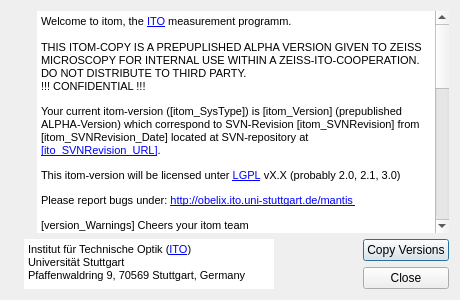
This is Qitom/ui/dialogAbout.ui in itom-project/itom as Qt 5 draws it before an edit. The edited form follows.
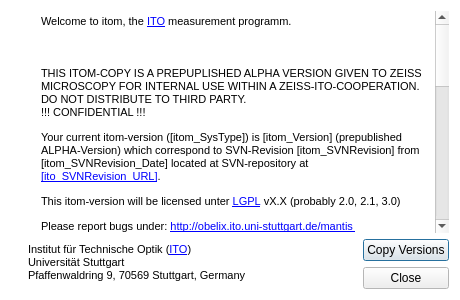
This is the edited form. Icons and pictures are not drawn.

```diff
--- a/Qitom/ui/dialogAbout.ui
+++ b/Qitom/ui/dialogAbout.ui
@@ -22,6 +22,43 @@
     <height>800</height>
    </size>
   </property>
+  <property name="palette">
+   <palette>
+    <active>
+     <colorrole role="Window">
+      <brush brushstyle="SolidPattern">
+       <color alpha="255">
+        <red>255</red>
+        <green>255</green>
+        <blue>255</blue>
+       </color>
+      </brush>
+     </colorrole>
+    </active>
+    <inactive>
+     <colorrole role="Window">
+      <brush brushstyle="SolidPattern">
+       <color alpha="255">
+        <red>255</red>
+        <green>255</green>
+        <blue>255</blue>
+       </color>
+      </brush>
+     </colorrole>
+    </inactive>
+    <disabled>
+     <colorrole role="Window">
+      <brush brushstyle="SolidPattern">
+       <color alpha="255">
+        <red>212</red>
+        <green>208</green>
+        <blue>200</blue>
+       </color>
+      </brush>
+     </colorrole>
+    </disabled>
+   </palette>
+  </property>
   <property name="windowTitle">
    <string>About ITOM</string>
   </property>
@@ -92,7 +129,8 @@
 p, li { white-space: pre-wrap; }
 &lt;/style&gt;&lt;/head&gt;&lt;body style=&quot; font-family:'MS Shell Dlg 2'; font-size:8.25pt; font-weight:400; font-style:normal;&quot;&gt;
 &lt;p style=&quot; margin-top:0px; margin-bottom:0px; margin-left:0px; margin-right:0px; -qt-block-indent:0; text-indent:0px;&quot;&gt;&lt;span style=&quot; font-size:8pt;&quot;&gt;Welcome to itom, the &lt;/span&gt;&lt;a href=&quot;http://www.ito.uni-stuttgart.de&quot;&gt;&lt;span style=&quot; font-size:8pt; text-decoration: underline; color:#0000ff;&quot;&gt;ITO&lt;/span&gt;&lt;/a&gt;&lt;span style=&quot; font-size:8pt;&quot;&gt; measurement programm.&lt;/span&gt;&lt;/p&gt;
-&lt;p style=&quot;-qt-paragraph-type:empty; margin-top:0px; margin-bottom:0px; margin-left:0px; margin-right:0px; -qt-block-indent:0; text-indent:0px; font-size:8pt;&quot;&gt;&lt;br /&gt;&lt;/p&gt;
+&lt;p style=&quot;-qt-paragraph-type:empty; margin-top:0px; margin-bottom:0px; margin-left:0px; margin-right:0px; -qt-block-indent:0; text-indent:0px; font-size:8pt;&quot;&gt;&lt;/p&gt;
+&lt;p style=&quot; margin-top:0px; margin-bottom:0px; margin-left:0px; margin-right:0px; -qt-block-indent:0; text-indent:0px;&quot;&gt;&lt;span style=&quot; font-size:8pt;&quot;&gt;&lt;br /&gt;&lt;/span&gt;&lt;/p&gt;
 &lt;p style=&quot; margin-top:0px; margin-bottom:0px; margin-left:0px; margin-right:0px; -qt-block-indent:0; text-indent:0px;&quot;&gt;&lt;span style=&quot; font-size:8pt;&quot;&gt;THIS ITOM-COPY IS A PREPUPLISHED ALPHA VERSION GIVEN TO ZEISS MICROSCOPY FOR INTERNAL USE WITHIN A ZEISS-ITO-COOPERATION. DO NOT DISTRIBUTE TO THIRD PARTY.&lt;br /&gt;!!! CONFIDENTIAL !!!&lt;/span&gt;&lt;/p&gt;
 &lt;p style=&quot; margin-top:12px; margin-bottom:12px; margin-left:0px; margin-right:0px; -qt-block-indent:0; text-indent:0px;&quot;&gt;&lt;span style=&quot; font-size:8pt;&quot;&gt;Your current itom-version ([itom_SysType]) is [itom_Version] (prepublished ALPHA-Version) which correspond to SVN-Revision [itom_SVNRevision] from [itom_SVNRevision_Date] located at SVN-repository at &lt;/span&gt;&lt;a href=&quot;[ito_SVNRevision_URL]&quot;&gt;&lt;span style=&quot; font-size:8pt; text-decoration: underline; color:#0000ff;&quot;&gt;[ito_SVNRevision_URL]&lt;/span&gt;&lt;/a&gt;&lt;span style=&quot; font-size:8pt;&quot;&gt;.&lt;/span&gt;&lt;/p&gt;
 &lt;p style=&quot; margin-top:12px; margin-bottom:12px; margin-left:0px; margin-right:0px; -qt-block-indent:0; text-indent:0px;&quot;&gt;&lt;span style=&quot; font-size:8pt;&quot;&gt;This itom-version will be licensed unter &lt;/span&gt;&lt;a href=&quot;http://www.gnu.org/licenses/lgpl.html&quot;&gt;&lt;span style=&quot; font-size:8pt; text-decoration: underline; color:#0000ff;&quot;&gt;LGPL&lt;/span&gt;&lt;/a&gt;&lt;span style=&quot; font-size:8pt;&quot;&gt; vX.X (probably 2.0, 2.1, 3.0)&lt;/span&gt;&lt;/p&gt;
```
Left out of the diff: 3 changed lines with no effect on the pictures.
